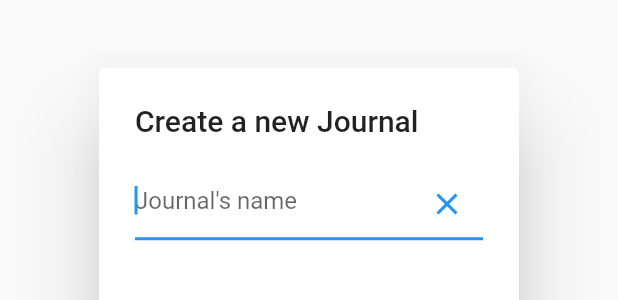
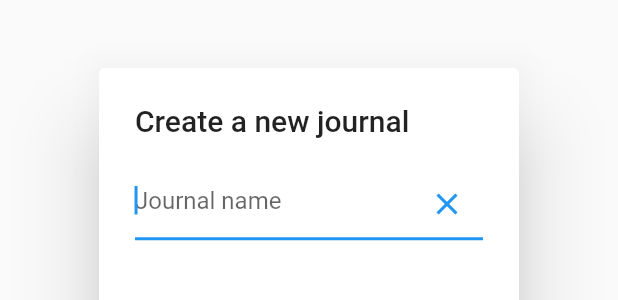
Before and after one commit to wardsquid/journal, a Flutter app: what createJournal() shows on an empty page, opened directly with empty values, on a phone screen of 412 x 824 dp. Shown: the part 398-698 px from the top of the screen. Run offline on Flutter 3.47's test engine with Material 2 defaults, Android fonts, the light colour scheme and no system bars; our stand-ins replace cloud_firestore, cloud_functions, datetime_picker_formfield, firebase_auth, firebase_core, firebase_messaging and 13 more; missing offline and left inert: autocomplete_textfield, esys_flutter_share, exif, firebase_ml_vision, linkable, spotify_sdk and 1 more; accounts and stored records are empty; project files that could hold a hidden picture were left out.

Commit message:
edited some text for briefness/accuracy; made changes for release build to manifest, gradle, pubspec.yaml

```diff
--- a/lib/views/alerts/DiaryEntryAlerts.dart
+++ b/lib/views/alerts/DiaryEntryAlerts.dart
@@ -104,7 +104,7 @@ Widget createJournal(BuildContext context, Function updateJournal) {
   final GlobalKey<FormState> _formKey = GlobalKey<FormState>();
 
   return AlertDialog(
-    title: Text('Create a new Journal'),
+    title: Text('Create a new journal'),
     content: Form(
       key: _formKey,
       autovalidateMode: AutovalidateMode.onUserInteraction,
@@ -119,7 +119,7 @@ Widget createJournal(BuildContext context, Function updateJournal) {
           _diaryController.clear();
         },
         decoration: InputDecoration(
-          hintText: "Journal's name",
+          hintText: "Journal name",
           suffixIcon: IconButton(
             onPressed: () => _diaryController.clear(),
             icon: Icon(Icons.clear),
--- a/pubspec.yaml
+++ b/pubspec.yaml
@@ -15,7 +15,7 @@ publish_to: "none" # Remove this line if you wish to publish to pub.dev
 # In iOS, build-name is used as CFBundleShortVersionString while build-number used as CFBundleVersion.
 # Read more about iOS versioning at
 # https://developer.apple.com/library/archive/documentation/General/Reference/InfoPlistKeyReference/Articles/CoreFoundationKeys.html
-version: 1.0.0+1
+version: 2.2.1+13
 
 environment:
   sdk: ">=2.7.0 <3.0.0"
```
Also changed, not shown: lib/views/UserProfile.dart (+4 -4 lines), 4 other files.
